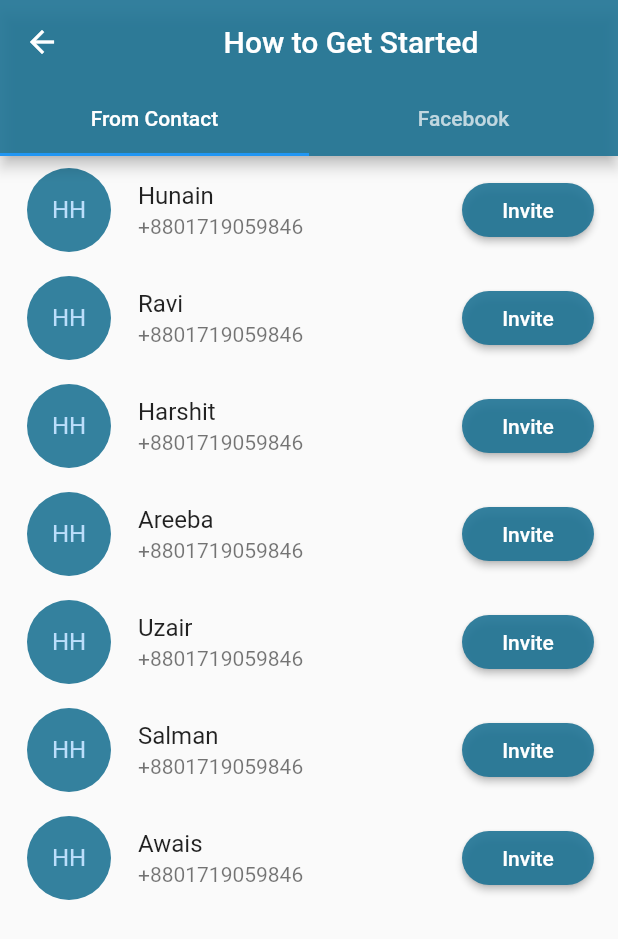
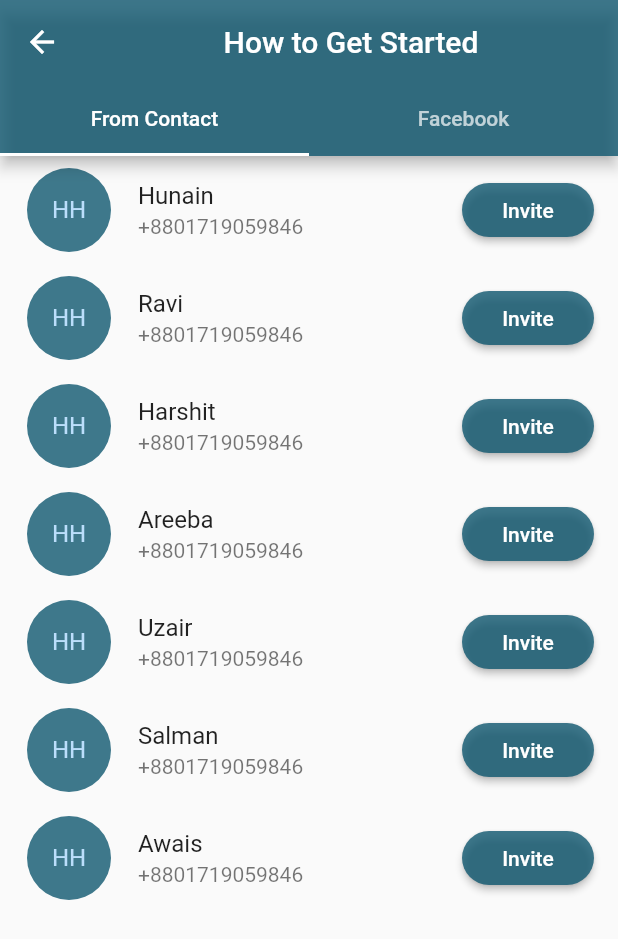
Before and after one commit to HunainHumail/onlala_shopping, a Flutter app: the InviteFriends screen opened directly, on a phone screen of 412 x 824 dp. Shown: the top 939 px of the screen. Run offline on Flutter 3.47's test engine with Material 2 defaults, Android fonts, the phone set to English and light mode, and no system bars; our stand-ins replace cached_network_image, carousel_pro, chewie, smooth_star_rating, video_player.

Commit message:
Done changes with account screens(Wallet Screen Left!)

```diff
--- a/lib/account/help_center.dart
+++ b/lib/account/help_center.dart
@@ -16,7 +16,7 @@ class _HelpCenter extends State<HelpCenter>{
     return Scaffold(
       appBar: AppBar(
         title: Text('Help Center',style: TextStyle(color: Colors.white),),
-        backgroundColor: Color.fromRGBO(30, 115, 148, 0.9),
+        backgroundColor: Color.fromRGBO(15, 87, 111, 0.8),
       ),
       body: SafeArea(
         child: SizedBox(
--- a/lib/account/invite_contacts.dart
+++ b/lib/account/invite_contacts.dart
@@ -43,7 +43,7 @@ class InviteContacts extends StatelessWidget {
                 borderRadius: new BorderRadius.circular(18.0),
                 ),
             child: RaisedButton(
-              color: Color.fromRGBO(30, 115, 148, 0.9),
+              color: Color.fromRGBO(15, 87, 111, 0.8),
               child: Text(
                 'Invite',
                 style: TextStyle(color: Colors.white),
@@ -53,7 +53,7 @@ class InviteContacts extends StatelessWidget {
           ),
           leading: CircleAvatar(
             child: Text('HH'),
-            backgroundColor: Color.fromRGBO(30, 115, 148, 0.9),
+            backgroundColor: Color.fromRGBO(15, 87, 111, 0.8),
             radius: 30,
           ),
         );
--- a/lib/account/invite_facebook.dart
+++ b/lib/account/invite_facebook.dart
@@ -46,7 +46,7 @@ class InviteFacebook extends StatelessWidget{
               borderRadius: new BorderRadius.circular(18.0),
             ),
             child: RaisedButton(
-              color: Color.fromRGBO(30, 115, 148, 0.9),
+              color: Color.fromRGBO(15, 87, 111, 0.8),
               child: Text(
                 'Invite',
                 style: TextStyle(color: Colors.white),
@@ -56,7 +56,7 @@ class InviteFacebook extends StatelessWidget{
           ),
           leading: CircleAvatar(
             child: Text('HH'),
-            backgroundColor: Color.fromRGBO(30, 115, 148, 0.9),
+            backgroundColor: Color.fromRGBO(15, 87, 111, 0.8),
             radius: 30,
           ),
         );
--- a/lib/account/invite_friends.dart
+++ b/lib/account/invite_friends.dart
@@ -35,9 +35,10 @@ class _InviteFriends extends State<InviteFriends> with SingleTickerProviderState
     // TODO: implement build
     return Scaffold(
       appBar: AppBar(
-        backgroundColor: Color.fromRGBO(30, 115, 148, 0.9),
+        backgroundColor: Color.fromRGBO(15, 87, 111, 0.8),
         title: Center(child: Text('How to Get Started',style: TextStyle(color: Colors.white),)),
         bottom: new TabBar(controller: controller,
+            indicatorColor: Colors.white,
             tabs: <Tab> [
               new Tab(text: 'From Contact',),
               new Tab(text: 'Facebook',),
--- a/lib/main.dart
+++ b/lib/main.dart
@@ -27,7 +27,7 @@ void main() {
 
         debugShowCheckedModeBanner: false,
         // home: OnboardingPage(),
-        home:ProfileScreen(),
+        home:Wallet(),
 
       )
   );
```
